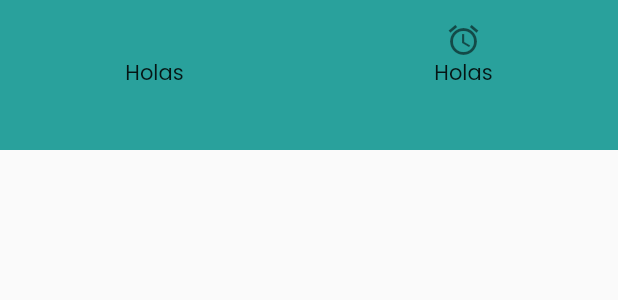
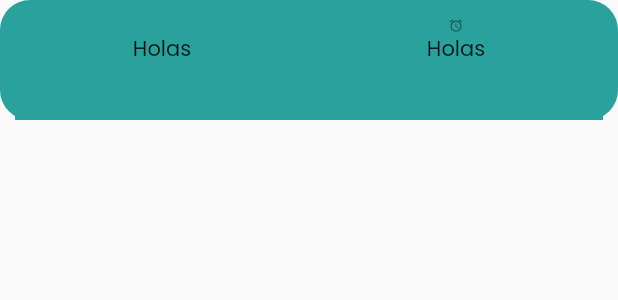
Before and after one commit to Hectorc70/ss_manager, a Flutter app: the BottomNavBarCustom widget shown alone on an empty page, opened directly, on a phone screen of 412 x 824 dp. Shown: the top 300 px of the screen. Run offline on Flutter 3.47's test engine with Material 2 defaults, Android fonts, the phone set to English and light mode, and no system bars; our stand-ins replace firebase_auth, firebase_core; accounts and stored records are empty.

```diff
--- a/lib/src/widgets/bottom_nav_widge.dart
+++ b/lib/src/widgets/bottom_nav_widge.dart
@@ -3,19 +3,19 @@ import 'package:flutter/material.dart';
 class BottomNavBarCustom extends StatelessWidget {
   @override
   Widget build(BuildContext context) {
-    final colorSecond = Theme.of(context).primaryColor;
+    final colorP = Theme.of(context).primaryColor;
     final widthScreen = MediaQuery.of(context).size.width;
 
     return Container(
+        padding: EdgeInsets.only(left: 10.0, right: 10.0, top: 5.0),
         decoration: BoxDecoration(
-          color: Colors.orange,
-          borderRadius: BorderRadius.only(
-              topLeft: Radius.circular(15), bottomLeft: Radius.circular(15)),
+          color: colorP,
+          borderRadius: BorderRadius.all(Radius.circular(20.0)),
         ),
-        height: 100.0,
+        height: 80.0,
         width: widthScreen,
         child: BottomNavigationBar(
-          backgroundColor: colorSecond,
+          backgroundColor: colorP,
           elevation: 0.0,
           items: [
             BottomNavigationBarItem(
@@ -29,12 +29,15 @@ class BottomNavBarCustom extends StatelessWidget {
   Widget _bottomNavBarItemCustom(BuildContext context) {
     final colorPrimary = Theme.of(context).primaryColor;
     return Container(
-      width: 50.0,
-      height: 50.0,
+      width: 40.0,
+      height: 40.0,
       color: colorPrimary,
       child: Column(
         children: [
-          Icon(Icons.access_alarm),
+          Icon(
+            Icons.access_alarm,
+            size: 10.0,
+          ),
           Text('Holas'),
         ],
       ),
```
Also changed, not shown: lib/src/pages/home_page.dart (+19 -16 lines).
